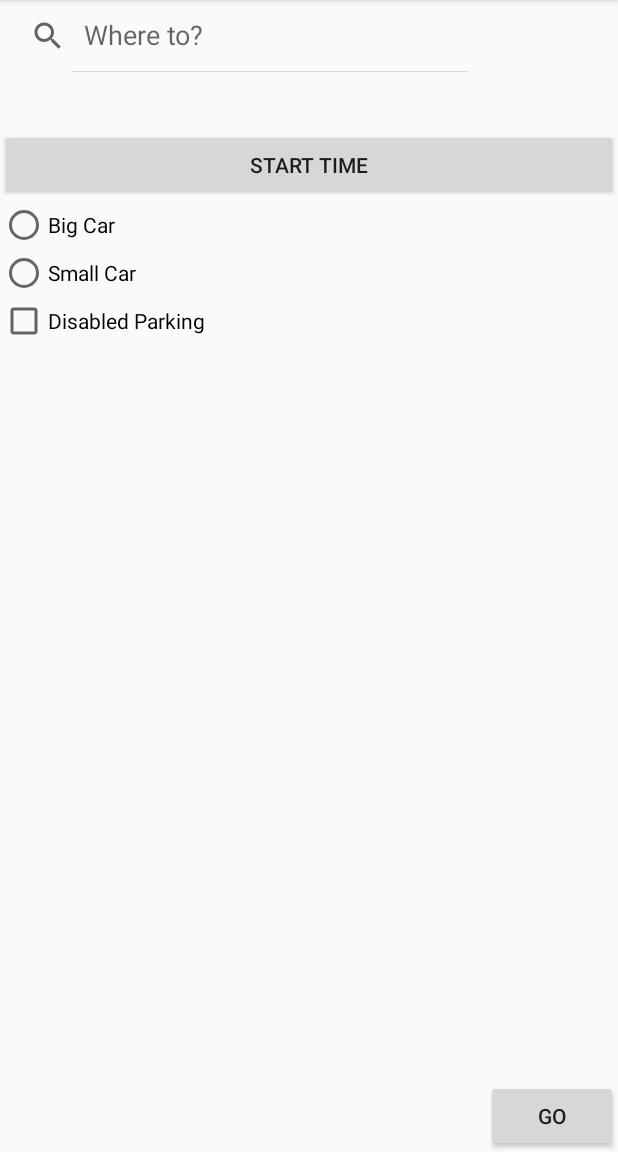
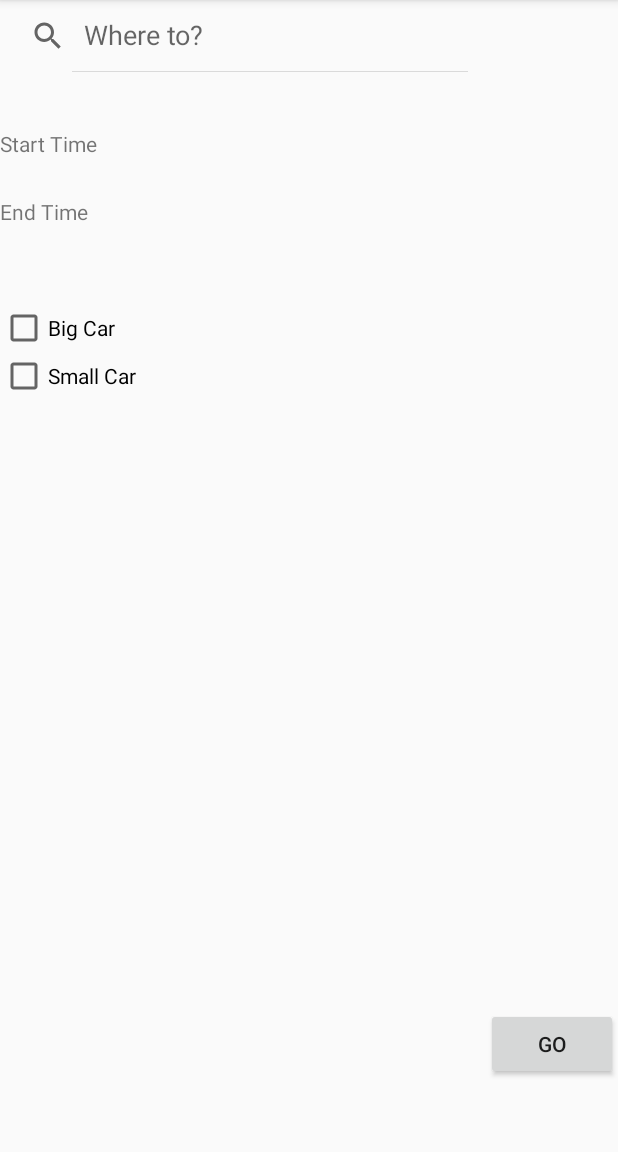
Before and after one commit to fhnaseer/parcccc, an Android app: the SearchOptionsActivity screen opened directly, with no data from a screen before it, on a phone screen of 412 x 824 dp, the part 84-1236 px from its top. Run offline under Robolectric (Android 15) with nearby library versions, the phone set to English and light mode, and no system bars.

Commit message:
Add files via upload
Changes

```diff
--- a/app/src/main/res/layout/content_search_options.xml
+++ b/app/src/main/res/layout/content_search_options.xml
@@ -11,56 +11,24 @@
         android:iconifiedByDefault="false"
         android:queryHint="Where to?"/>
 
-    <Button
+    <TextView
         android:id="@+id/starttime"
         android:layout_width="wrap_content"
         android:layout_height="wrap_content"
-        android:layout_alignEnd="@+id/radioGroup"
+        android:layout_alignEnd="@+id/smallcar_checkBox"
         android:layout_alignParentStart="true"
         android:layout_below="@+id/simpleSearchView"
         android:layout_marginTop="38dp"
-        android:onClick="showTimePickerDialog"
         android:text="Start Time" />
 
-    <!--<Button-->
-    <!--android:id="@+id/endtime"-->
-    <!--android:layout_width="wrap_content"-->
-    <!--android:layout_height="wrap_content"-->
-    <!--android:layout_alignParentStart="true"-->
-    <!--android:layout_below="@+id/starttime"-->
-    <!--android:layout_marginTop="26dp"-->
-    <!--android:text="End Time"-->
-    <!--android:onClick="showTimePickerDialog"/>-->
-
-    <RadioGroup xmlns:android="http://schemas.android.com/apk/res/android"
-        android:id="@+id/radioGroup"
-        android:layout_width="fill_parent"
-        android:layout_height="wrap_content"
-        android:layout_below="@+id/starttime"
-        android:orientation="vertical">
-
-        <RadioButton
-            android:id="@+id/radio_bigCar"
-            android:layout_width="wrap_content"
-            android:layout_height="wrap_content"
-            android:onClick="onRadioButtonClicked"
-            android:text="Big Car" />
-
-        <RadioButton
-            android:id="@+id/radio_smallCar"
-            android:layout_width="wrap_content"
-            android:layout_height="wrap_content"
-            android:onClick="onRadioButtonClicked"
-            android:text="Small Car" />
-    </RadioGroup>
-
-    <CheckBox
-        android:id="@+id/disabled_checkBox"
+    <TextView
+        android:id="@+id/endtime"
         android:layout_width="wrap_content"
         android:layout_height="wrap_content"
         android:layout_alignParentStart="true"
-        android:layout_below="@+id/radioGroup"
-        android:text="Disabled Parking" />
+        android:layout_below="@+id/starttime"
+        android:layout_marginTop="26dp"
+        android:text="End Time" />
 
     <Button
         android:id="@+id/go_button"
@@ -68,8 +36,24 @@
         android:layout_height="wrap_content"
         android:layout_alignParentBottom="true"
         android:layout_alignParentEnd="true"
-        android:onClick="setOptions"
+        android:layout_marginBottom="48dp"
         android:text="Go" />
 
+    <CheckBox
+        android:id="@+id/bigcar_checkBox"
+        android:layout_width="wrap_content"
+        android:layout_height="wrap_content"
+        android:layout_alignParentStart="true"
+        android:layout_below="@+id/endtime"
+        android:layout_marginTop="52dp"
+        android:text="Big Car" />
+
+    <CheckBox
+        android:id="@+id/smallcar_checkBox"
+        android:layout_width="wrap_content"
+        android:layout_height="wrap_content"
+        android:layout_alignParentStart="true"
+        android:layout_below="@+id/bigcar_checkBox"
+        android:text="Small Car" />
 
 </RelativeLayout>
```
Also changed, not shown: app/src/main/res/layout/content_search_parking.xml (+18 -22 lines), app/src/main/res/layout/content_search_results.xml (+11 -10 lines).
